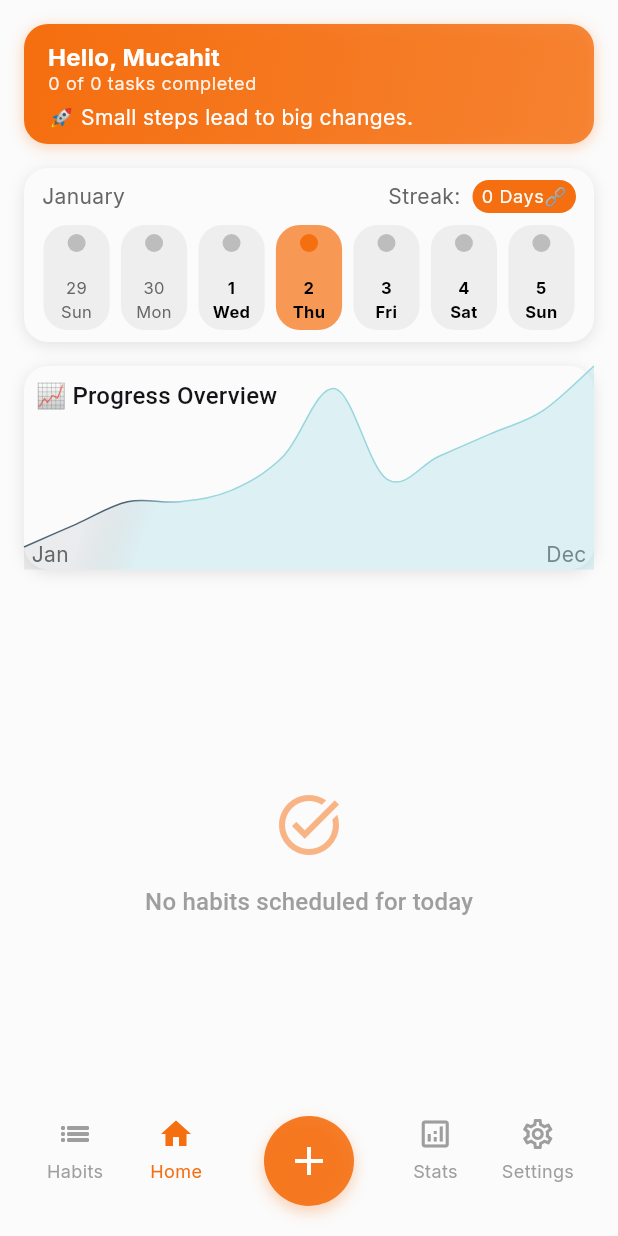
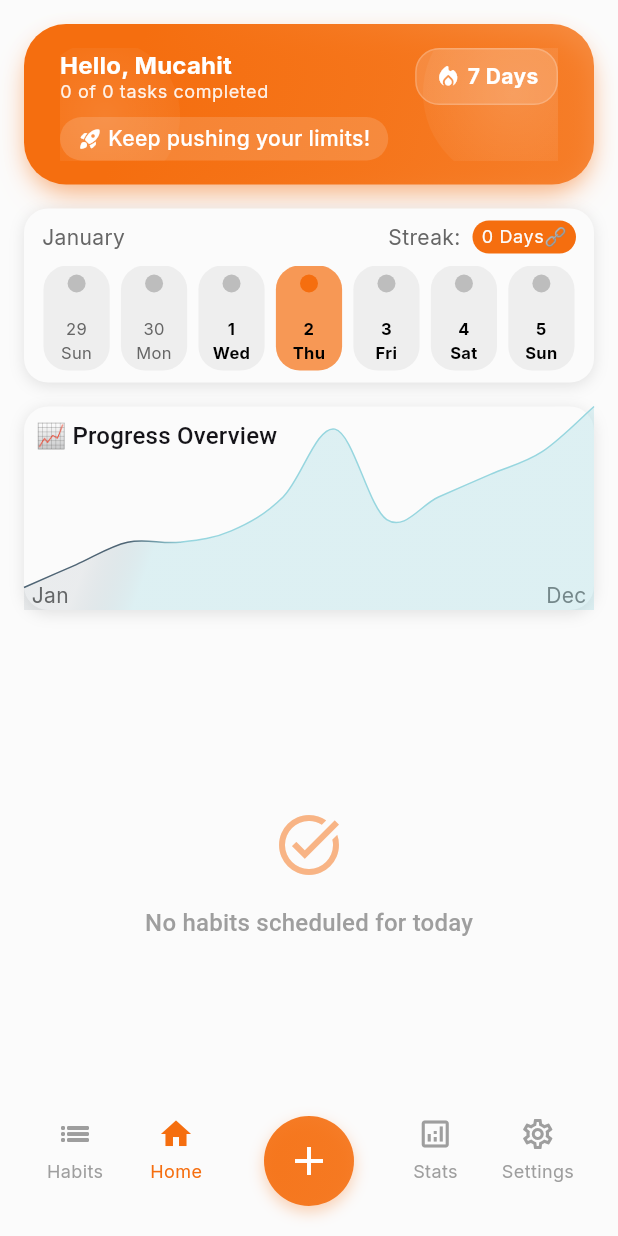
Before and after one commit to MCHTSEN/self_discipline_app, a Flutter app: the screen it shows after launch, on a phone screen of 412 x 824 dp. Run offline on Flutter 3.47's test engine with Material 3 defaults, Android fonts, the phone set to English and light mode, and no system bars; drawn by our look-alikes of fl_chart; our stand-ins replace auto_route, device_preview, emoji_picker_flutter, flutter_riverpod, google_fonts, hive and 3 more; accounts and stored records are empty.

Commit message:
app icon added

```diff
--- a/lib/main.dart
+++ b/lib/main.dart
@@ -3,9 +3,7 @@ import 'package:flutter_riverpod/flutter_riverpod.dart';
 import 'package:self_discipline_app/core/router/app_router.dart';
 import 'package:self_discipline_app/core/services/app_initializer.dart';
 import 'package:self_discipline_app/core/theme/app_theme.dart';
-import 'package:self_discipline_app/presentation/viewmodels/providers.dart';
 import 'package:self_discipline_app/presentation/viewmodels/settings_notifier.dart';
-import 'package:device_preview/device_preview.dart';
 
 void main() async {
   final overrides = await AppInitializer.initialize();
--- a/lib/presentation/pages/home/components/header_section.dart
+++ b/lib/presentation/pages/home/components/header_section.dart
@@ -1,9 +1,6 @@
 import 'package:flutter/material.dart';
 import 'package:flutter_riverpod/flutter_riverpod.dart';
-import 'package:flutter/foundation.dart';
 import 'package:self_discipline_app/core/helper/gap.dart';
-import 'package:self_discipline_app/presentation/viewmodels/providers.dart';
-import 'package:self_discipline_app/presentation/viewmodels/settings_notifier.dart';
 import 'package:self_discipline_app/presentation/viewmodels/habit_list_notifier.dart';
 
 class HeaderSection extends ConsumerWidget {
@@ -15,6 +12,9 @@ class HeaderSection extends ConsumerWidget {
 
     return Row(
       mainAxisAlignment: MainAxisAlignment.spaceBetween,
+      children: [
+        Expanded(
+          child: Row(
             children: [
               Expanded(
                 child: Column(
@@ -34,7 +34,8 @@ class HeaderSection extends ConsumerWidget {
                         final total = habits.length;
                         return Text(
                           '$completedToday of $total tasks completed',
-                    style: Theme.of(context).textTheme.bodySmall?.copyWith(
+                          style:
+                              Theme.of(context).textTheme.bodySmall?.copyWith(
                                     color: Colors.white.withOpacity(0.9),
                                   ),
                         );
@@ -45,34 +46,40 @@ class HeaderSection extends ConsumerWidget {
                   ],
                 ),
               ),
-        if (kDebugMode) _buildClearCacheButton(context, ref),
+              Container(
+                padding:
+                    const EdgeInsets.symmetric(horizontal: 12, vertical: 8),
+                decoration: BoxDecoration(
+                  color: Colors.white.withOpacity(0.15),
+                  borderRadius: BorderRadius.circular(16),
+                  border: Border.all(
+                    color: Colors.white.withOpacity(0.2),
+                    width: 1,
+                  ),
+                ),
+                child: Row(
+                  mainAxisSize: MainAxisSize.min,
+                  children: [
+                    const Icon(
+                      Icons.local_fire_department_rounded,
+                      color: Colors.white,
+                      size: 18,
+                    ),
+                    Gap.extraLow,
+                    Text(
+                      '7 Days',
+                      style: Theme.of(context).textTheme.bodyMedium!.copyWith(
+                            color: Colors.white,
+                            fontWeight: FontWeight.bold,
+                          ),
+                    ),
+                  ],
+                ),
+              ),
+            ],
+          ),
+        ),
       ],
     );
   }
-
-  Widget _buildClearCacheButton(BuildContext context, WidgetRef ref) {
-    return IconButton(
-      onPressed: () => _clearCache(context, ref),
-      icon: const Icon(Icons.cleaning_services, color: Colors.white, size: 20),
-      padding: EdgeInsets.zero,
-      tooltip: 'Clear Cache (Debug)',
-    );
 }
-
-  Future<void> _clearCache(BuildContext context, WidgetRef ref) async {
-    final habitBox = ref.read(habitBoxProvider);
-    final settingsBox = ref.read(settingsBoxProvider);
-
-    await habitBox.clear();
-    await settingsBox.clear();
-
-    if (context.mounted) {
-      ScaffoldMessenger.of(context).showSnackBar(
-        const SnackBar(
-          content: Text('Cache cleared'),
-          duration: Duration(seconds: 1),
-        ),
-      );
-    }
-  }
-}
--- a/lib/presentation/pages/home/home_page.dart
+++ b/lib/presentation/pages/home/home_page.dart
@@ -60,36 +60,106 @@ class HomePageState extends ConsumerState<HomePage> {
   Widget _buildHeaderCard(BuildContext context) {
     return Container(
       margin: ProjectPaddingType.defaultPadding.allPadding,
-      padding: const EdgeInsets.symmetric(horizontal: 16, vertical: 12),
+      padding: const EdgeInsets.symmetric(horizontal: 24, vertical: 16),
       decoration: BoxDecoration(
         gradient: LinearGradient(
           colors: [
             AppSecondaryColors.liquidLava,
+            AppSecondaryColors.liquidLava.withOpacity(0.9),
             AppSecondaryColors.liquidLava.withOpacity(0.8),
           ],
           begin: Alignment.topLeft,
           end: Alignment.bottomRight,
+          stops: const [0.2, 0.6, 0.9],
         ),
-        borderRadius: BorderRadius.circular(16),
+        borderRadius: BorderRadius.circular(28),
         boxShadow: [
           BoxShadow(
-            color: AppSecondaryColors.liquidLava.withOpacity(0.3),
-            blurRadius: 8,
-            offset: const Offset(0, 2),
+            color: AppSecondaryColors.liquidLava.withOpacity(0.4),
+            blurRadius: 12,
+            offset: const Offset(0, 6),
+            spreadRadius: -2,
+          ),
+          BoxShadow(
+            color: AppSecondaryColors.liquidLava.withOpacity(0.2),
+            blurRadius: 20,
+            offset: const Offset(0, 12),
+            spreadRadius: -4,
           ),
         ],
       ),
-      child: Column(
-        crossAxisAlignment: CrossAxisAlignment.start,
+      child: Stack(
         children: [
-          const HeaderSection(),
-          Gap.low,
-          Text(
-            '🚀 Small steps lead to big changes.',
-            style: Theme.of(context).textTheme.bodyMedium!.copyWith(
-                  height: 0.8,
-                  color: Colors.white,
+          Positioned(
+            right: -30,
+            top: -30,
+            child: Container(
+              width: 120,
+              height: 120,
+              decoration: BoxDecoration(
+                shape: BoxShape.circle,
+                gradient: RadialGradient(
+                  colors: [
+                    Colors.white.withOpacity(0.15),
+                    Colors.white.withOpacity(0.05),
+                  ],
                 ),
+              ),
+            ),
+          ),
+          Positioned(
+            left: -20,
+            bottom: -20,
+            child: Container(
+              width: 100,
+              height: 100,
+              decoration: BoxDecoration(
+                shape: BoxShape.circle,
+                gradient: RadialGradient(
+                  colors: [
+                    Colors.white.withOpacity(0.12),
+                    Colors.white.withOpacity(0.04),
+                  ],
+                ),
+              ),
+            ),
+          ),
+          Column(
+            crossAxisAlignment: CrossAxisAlignment.start,
+            mainAxisSize: MainAxisSize.min,
+            children: [
+              const HeaderSection(),
+              Gap.low,
+              Container(
+                padding:
+                    const EdgeInsets.symmetric(horizontal: 12, vertical: 6),
+                decoration: BoxDecoration(
+                  color: Colors.white.withOpacity(0.15),
+                  borderRadius: BorderRadius.circular(20),
+                ),
+                child: Row(
+                  mainAxisSize: MainAxisSize.min,
+                  children: [
+                    const Icon(
+                      Icons.rocket_launch_rounded,
+                      color: Colors.white,
+                      size: 16,
+                    ),
+                    Gap.extraLow,
+                    Flexible(
+                      child: Text(
+                        'Keep pushing your limits!',
+                        style: Theme.of(context).textTheme.bodyMedium!.copyWith(
+                              color: Colors.white,
+                              fontWeight: FontWeight.w500,
+                              height: 1.2,
+                            ),
+                      ),
+                    ),
+                  ],
+                ),
+              ),
+            ],
           ),
         ],
       ),
```
Also changed, not shown: pubspec.yaml (+8 -0 lines), assets/icon/icon.png (added), pubspec.lock, 28 other files. Lines whose indentation alone changed are shown as unchanged.
